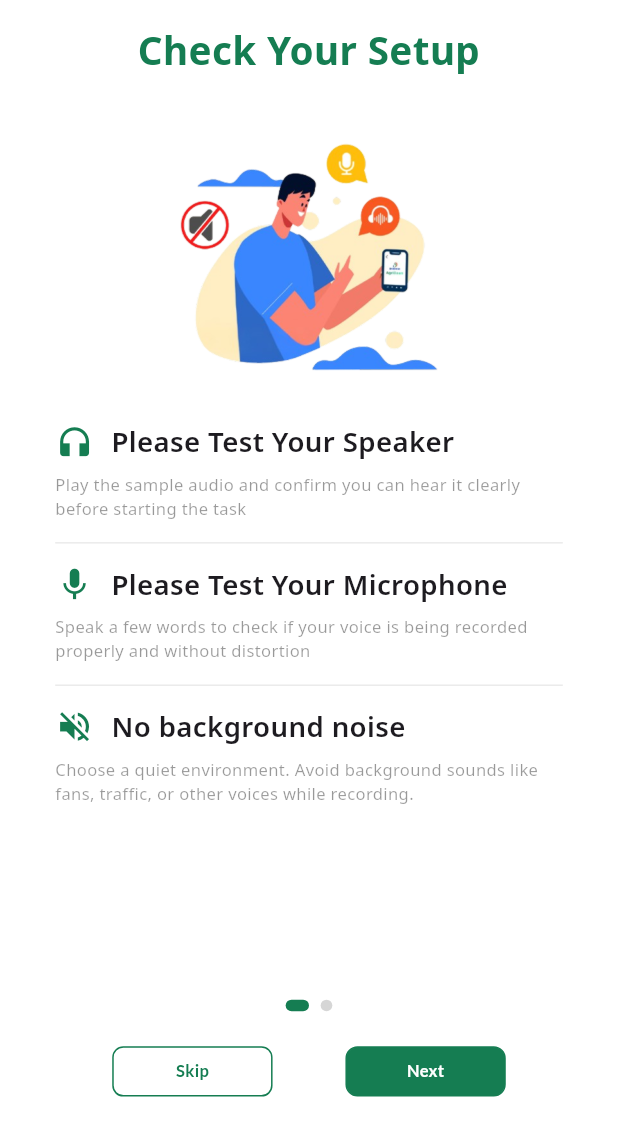
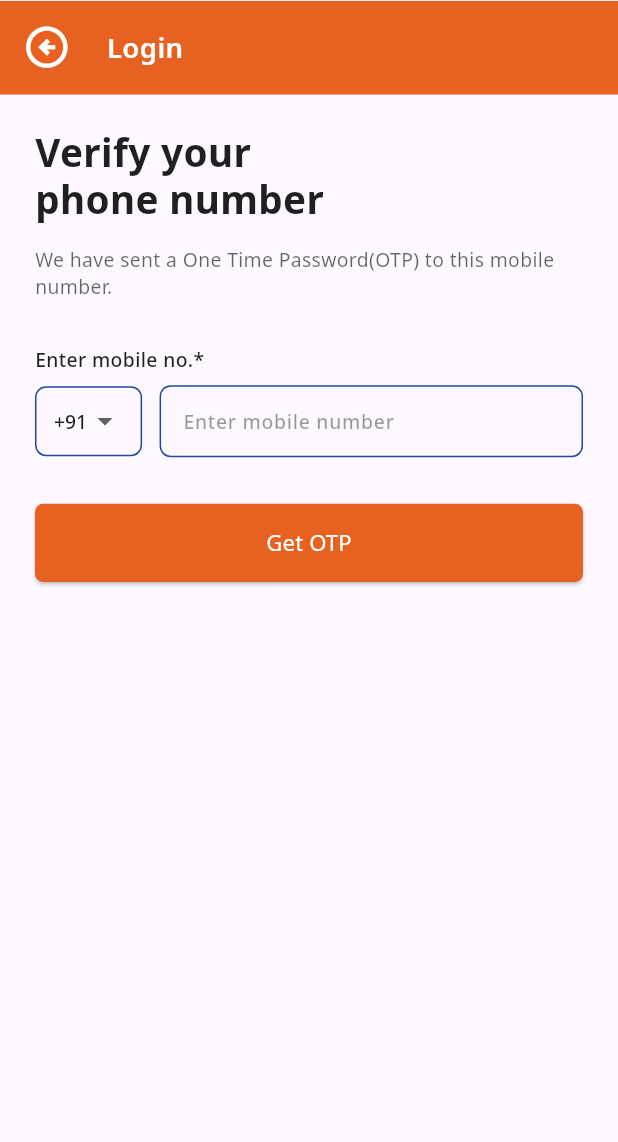
Before and after one commit to COSS-India/VoiceGive, a Flutter app: the screen it shows after launch, after a tap on "Let’s Get Started", on a phone screen of 412 x 824 dp, the part 94-1236 px from its top. Run offline on Flutter 3.47's test engine with Material 3 defaults, Android fonts, the phone set to English and light mode, and no system bars; our stand-ins replace cached_network_image, flutter_screenutil, flutter_svg, google_fonts, just_audio, lottie and 1 more; missing offline and left inert: record; generated files the repository leaves out were written again; project files that could hold a hidden picture were left out.

Commit message:
feat: implement verfiy phone number screen

```diff
--- a/lib/constants/app_routes.dart
+++ b/lib/constants/app_routes.dart
@@ -2,4 +2,5 @@ class AppRoutes {
   static const String home = '/home';
   static const String profile = '/profile';
   static const String bolo = '/bolo';
+  static const String otpLogin = '/otp-login';
 }
--- a/lib/l10n/app_en.arb
+++ b/lib/l10n/app_en.arb
@@ -19,5 +19,11 @@
     "mStaticNoSearchResultFound":"No results found",
     "mStaticStartTyping":"Start typing here...",
     "mStaticInputSubmitted":"Thanks for your contribution! we have received your input.",
-    "mStaticValidationSuccessMessage":"Thank you for validating the input."
+    "mStaticValidationSuccessMessage":"Thank you for validating the input.",
+    "login":"Login",
+    "verifyPhoneNumber":"Verify your phone number",
+    "otpSentMessage":"We have sent a One Time Password(OTP) to this mobile number.",
+    "enterMobileNumber":"Enter mobile no.*",
+    "getOtp":"Get OTP",
+    "invalidPhoneNumber":"Please enter a valid phone number"
 }
--- /dev/null
+++ b/lib/screens/auth/otp_login/otp_login_screen.dart
@@ -0,0 +1,136 @@
+import 'package:flutter/material.dart';
+import 'package:flutter_screenutil/flutter_screenutil.dart';
+import 'package:google_fonts/google_fonts.dart';
+import 'package:flutter_gen/gen_l10n/app_localizations.dart';
+
+import '../../../common_widgets/custom_app_bar.dart';
+import '../../../common_widgets/primary_button_widget.dart';
+import '../../../constants/app_colors.dart';
+import 'widgets/gradient_header.dart';
+import 'widgets/phone_input_field.dart';
+
+class OtpLoginScreen extends StatefulWidget {
+  const OtpLoginScreen({super.key});
+
+  @override
+  State<OtpLoginScreen> createState() => _OtpLoginScreenState();
+}
+
+class _OtpLoginScreenState extends State<OtpLoginScreen> {
+  final TextEditingController _phoneController = TextEditingController();
+  final ValueNotifier<bool> _isLoading = ValueNotifier<bool>(false);
+  final GlobalKey<FormState> _formKey = GlobalKey<FormState>();
+
+  @override
+  void dispose() {
+    _phoneController.dispose();
+    _isLoading.dispose();
+    super.dispose();
+  }
+
+  String? _validatePhoneNumber(String? value) {
+    if (value == null || value.isEmpty) {
+      return AppLocalizations.of(context)!.invalidPhoneNumber;
+    }
+    if (value.length != 10) {
+      return AppLocalizations.of(context)!.invalidPhoneNumber;
+    }
+    return null;
+  }
+
+  void _requestOtp() {
+    if (_formKey.currentState!.validate()) {
+      _isLoading.value = true;
+      // TODO: Implement OTP request logic
+      Future.delayed(const Duration(seconds: 2), () {
+        _isLoading.value = false;
+        // TODO: Navigate to OTP verification screen
+      });
+    }
+  }
+
+  @override
+  Widget build(BuildContext context) {
+    return Scaffold(
+      appBar: const CustomAppBar(),
+      body: SingleChildScrollView(
+        child: Column(
+          children: [
+            const GradientHeader(),
+            Padding(
+              padding: EdgeInsets.all(24.w),
+              child: Form(
+                key: _formKey,
+                child: Column(
+                  crossAxisAlignment: CrossAxisAlignment.start,
+                  children: [
+                    Text(
+                      "Verify your\nphone number",
+                      style: GoogleFonts.notoSans(
+                        color: AppColors.greys87,
+                        fontSize: 28.sp,
+                        fontWeight: FontWeight.w700,
+                        height: 1.2,
+                      ),
+                    ),
+                    SizedBox(height: 16.w),
+                    Text(
+                      AppLocalizations.of(context)!.otpSentMessage,
+                      style: GoogleFonts.notoSans(
+                        color: AppColors.greys60,
+                        fontSize: 14.sp,
+                        fontWeight: FontWeight.w400,
+                      ),
+                    ),
+                    SizedBox(height: 32.w),
+                    PhoneInputField(
+                      controller: _phoneController,
+                      validator: _validatePhoneNumber,
+                    ),
+                    SizedBox(height: 32.w),
+                    SizedBox(
+                      width: double.infinity,
+                      child: ElevatedButton(
+                        onPressed: _requestOtp,
+                        style: ElevatedButton.styleFrom(
+                          backgroundColor: AppColors.orange,
+                          shape: RoundedRectangleBorder(
+                            borderRadius: BorderRadius.circular(6).r,
+                          ),
+                          padding: EdgeInsets.symmetric(vertical: 16.w),
+                        ),
+                        child: ValueListenableBuilder<bool>(
+                          valueListenable: _isLoading,
+                          builder: (context, isLoading, child) {
+                            if (isLoading) {
+                              return SizedBox(
+                                width: 20.w,
+                                height: 20.w,
+                                child: CircularProgressIndicator(
+                                  strokeWidth: 2,
+                                  valueColor: AlwaysStoppedAnimation<Color>(Colors.white),
+                                ),
+                              );
+                            }
+                            return Text(
+                              AppLocalizations.of(context)!.getOtp,
+                              style: GoogleFonts.notoSans(
+                                color: Colors.white,
+                                fontSize: 16.sp,
+                                fontWeight: FontWeight.normal,
+                              ),
+                            );
+                          },
+                        ),
+                      ),
+                    ),
+                  ],
+                ),
+              ),
+            ),
+          ],
+        ),
+      ),
+    );
+  }
+}
--- /dev/null
+++ b/lib/screens/auth/otp_login/widgets/gradient_header.dart
@@ -0,0 +1,37 @@
+import 'package:flutter/material.dart';
+import 'package:flutter_screenutil/flutter_screenutil.dart';
+import 'package:google_fonts/google_fonts.dart';
+
+import '../../../../constants/app_colors.dart';
+
+class GradientHeader extends StatelessWidget {
+  const GradientHeader({super.key});
+
+  @override
+  Widget build(BuildContext context) {
+    return Container(
+      padding: EdgeInsets.all(16).r,
+      decoration: BoxDecoration(color: AppColors.orange),
+      child: Row(
+        children: [
+          InkWell(
+            onTap: () => Navigator.pop(context),
+            child: Icon(
+              Icons.arrow_circle_left_outlined,
+              color: Colors.white,
+              size: 36.sp,
+            ),
+          ),
+          SizedBox(width: 24.w),
+          Text(
+            "Login",
+            style: GoogleFonts.notoSans(
+                color: Colors.white,
+                fontSize: 20.sp,
+                fontWeight: FontWeight.w600),
+          ),
+        ],
+      ),
+    );
+  }
+}
--- /dev/null
+++ b/lib/screens/auth/otp_login/widgets/phone_input_field.dart
@@ -0,0 +1,101 @@
+import 'package:flutter/material.dart';
+import 'package:flutter_screenutil/flutter_screenutil.dart';
+import 'package:google_fonts/google_fonts.dart';
+import 'package:flutter_gen/gen_l10n/app_localizations.dart';
+
+import '../../../../constants/app_colors.dart';
+
+class PhoneInputField extends StatelessWidget {
+  final TextEditingController controller;
+  final String? Function(String?)? validator;
+
+  const PhoneInputField({
+    super.key,
+    required this.controller,
+    this.validator,
+  });
+
+  @override
+  Widget build(BuildContext context) {
+    return Column(
+      crossAxisAlignment: CrossAxisAlignment.start,
+      children: [
+        Text(
+          AppLocalizations.of(context)!.enterMobileNumber,
+          style: GoogleFonts.notoSans(
+            color: AppColors.greys87,
+            fontSize: 14.sp,
+            fontWeight: FontWeight.w500,
+          ),
+        ),
+        SizedBox(height: 8.w),
+        Row(
+          children: [
+            Container(
+              height: 48.w,
+              padding: EdgeInsets.symmetric(horizontal: 12.w),
+              decoration: BoxDecoration(
+                border: Border.all(color: AppColors.darkBlue),
+                borderRadius: BorderRadius.circular(8.r),
+              ),
+              child: DropdownButtonHideUnderline(
+                child: DropdownButton<String>(
+                  value: '+91',
+                  items: const [
+                    DropdownMenuItem(value: '+91', child: Text('+91')),
+                  ],
+                  onChanged: (value) {},
+                  style: GoogleFonts.notoSans(
+                    color: AppColors.greys87,
+                    fontSize: 14.sp,
+                    fontWeight: FontWeight.w500,
+                  ),
+                ),
+              ),
+            ),
+            SizedBox(width: 12.w),
+            Expanded(
+              child: TextFormField(
+                controller: controller,
+                keyboardType: TextInputType.phone,
+                validator: validator,
+                decoration: InputDecoration(
+                  hintText: 'Enter mobile number',
+                  hintStyle: GoogleFonts.notoSans(
+                    color: AppColors.grey40,
+                    fontSize: 14.sp,
+                  ),
+                  enabledBorder: OutlineInputBorder(
+                    borderRadius: BorderRadius.circular(8.r),
+                    borderSide: BorderSide(color: AppColors.darkBlue),
+                  ),
+                  focusedBorder: OutlineInputBorder(
+                    borderRadius: BorderRadius.circular(8.r),
+                    borderSide: BorderSide(color: AppColors.darkBlue),
+                  ),
+                  errorBorder: OutlineInputBorder(
+                    borderRadius: BorderRadius.circular(8.r),
+                    borderSide: BorderSide(color: AppColors.negativeLight),
+                  ),
+                  focusedErrorBorder: OutlineInputBorder(
+                    borderRadius: BorderRadius.circular(8.r),
+                    borderSide: BorderSide(color: AppColors.negativeLight),
+                  ),
+                  contentPadding: EdgeInsets.symmetric(
+                    horizontal: 12.w,
+                    vertical: 12.w,
+                  ),
+                ),
+                style: GoogleFonts.notoSans(
+                  color: AppColors.greys87,
+                  fontSize: 14.sp,
+                  fontWeight: FontWeight.w500,
+                ),
+              ),
+            ),
+          ],
+        ),
+      ],
+    );
+  }
+}
--- a/lib/screens/home_screen/widgets/home_header_section.dart
+++ b/lib/screens/home_screen/widgets/home_header_section.dart
@@ -1,7 +1,6 @@
 import 'package:bhashadaan/common_widgets/image_widget.dart';
 import 'package:bhashadaan/constants/app_colors.dart';
-import 'package:bhashadaan/screens/bolo_screen/bolo_get_started/bolo_get_started.dart';
-import 'package:bhashadaan/screens/bolo_screen/bolo_screen.dart';
+import 'package:bhashadaan/screens/auth/otp_login/otp_login_screen.dart';
 import 'package:flutter/material.dart';
 import 'package:flutter_screenutil/flutter_screenutil.dart';
 import 'package:google_fonts/google_fonts.dart';
@@ -54,7 +53,7 @@ class HomeHeaderSection extends StatelessWidget {
           ElevatedButton(
             onPressed: () {
               Navigator.push(context,
-                  MaterialPageRoute(builder: (context) => BoloGetStarted()));
+                  MaterialPageRoute(builder: (context) => OtpLoginScreen()));
             },
             style: ElevatedButton.styleFrom(
               backgroundColor: AppColors.orange,
```
